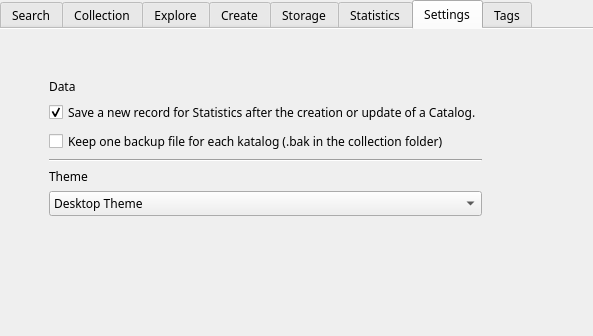
This is mainwindow.ui in StephaneCouturier/Katalog as Qt 5 draws it before an edit; both pictures show x 0 to 593 and y 0 to 336 of the 1096 by 877 pixel window. The edited form follows.
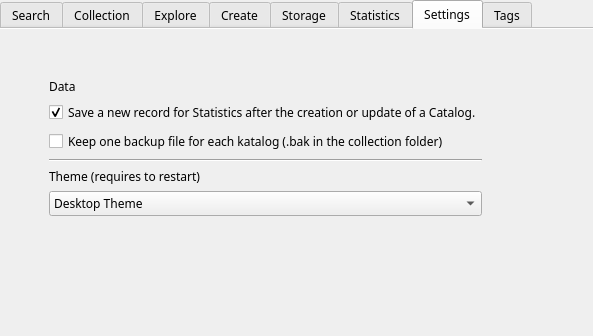
This is the edited form. The open tabs and pages were chosen to show the change. Icons and pictures are not drawn. Custom widgets are drawn as their Qt base class.

Commit message: https://github.com/StephaneCouturier/Katalog/issues/103

```diff
--- a/mainwindow.ui
+++ b/mainwindow.ui
@@ -3096,7 +3096,7 @@
           <item row="5" column="1">
            <widget class="QLabel" name="Settings_label_Theme">
             <property name="text">
-             <string>Theme</string>
+             <string>Theme (requires to restart)</string>
             </property>
            </widget>
           </item>
```
